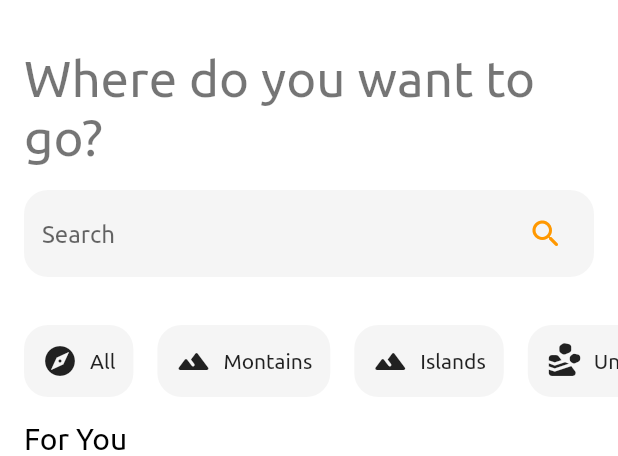
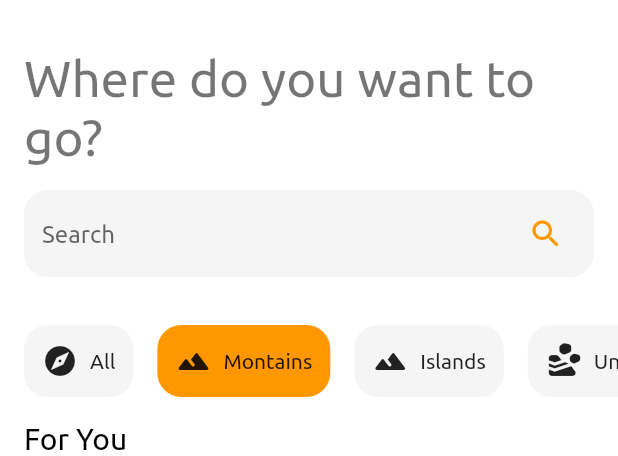
Before and after one commit to rezaageng/adventurers_guild, a Flutter app: the screen it shows after launch, after a tap on "Montains", on a phone screen of 412 x 824 dp, the part 59-515 px from its top. Run offline on Flutter 3.47's test engine with Material 2 defaults, Android fonts, the phone set to English and light mode, and no system bars.

Commit message:
feat(home): :sparkles: add active category color

```diff
--- a/lib/screens/home.dart
+++ b/lib/screens/home.dart
@@ -75,7 +75,7 @@ class _HomeState extends State<Home> {
       physics: const BouncingScrollPhysics(),
       children: [
         const SearchBar(),
-        Categories(_onCategoryChanged),
+        Categories(onCategoryTap: _onCategoryChanged, stateCategory: _category),
         ForYou(title: 'For You', destinations: _destinations),
       ],
     );
--- a/lib/widgets/categories.dart
+++ b/lib/widgets/categories.dart
@@ -1,12 +1,17 @@
-import 'package:adventurers_guild/models/destinations_model.dart';
 import 'package:flutter/material.dart';
 
+import '../models/destinations_model.dart';
 import 'category.dart';
 
 class Categories extends StatelessWidget {
   final Function onCategoryTap;
+  final ECategories stateCategory;
 
-  const Categories(this.onCategoryTap, {Key? key}) : super(key: key);
+  const Categories({
+    Key? key,
+    required this.onCategoryTap,
+    required this.stateCategory,
+  }) : super(key: key);
 
   @override
   Widget build(BuildContext context) {
@@ -23,42 +28,49 @@ class Categories extends StatelessWidget {
               marginLeft: 16,
               onCategoryTap: onCategoryTap,
               category: ECategories.all,
+              stateCategory: stateCategory,
             ),
             Category(
               title: 'Montains',
               icon: Icons.landscape_rounded,
               onCategoryTap: onCategoryTap,
               category: ECategories.mountains,
+              stateCategory: stateCategory,
             ),
             Category(
               title: 'Islands',
               icon: Icons.landscape_rounded,
               onCategoryTap: onCategoryTap,
               category: ECategories.islands,
+              stateCategory: stateCategory,
             ),
             Category(
               title: 'Undergrounds',
               icon: Icons.landslide_rounded,
               onCategoryTap: onCategoryTap,
               category: ECategories.undergrounds,
+              stateCategory: stateCategory,
             ),
             Category(
               title: 'Cliffs',
               icon: Icons.landslide_rounded,
               onCategoryTap: onCategoryTap,
               category: ECategories.cliffs,
+              stateCategory: stateCategory,
             ),
             Category(
               title: 'Mines',
               icon: Icons.landslide_rounded,
               onCategoryTap: onCategoryTap,
               category: ECategories.mines,
+              stateCategory: stateCategory,
             ),
             Category(
               title: 'Ruins',
               icon: Icons.flood_rounded,
               onCategoryTap: onCategoryTap,
               category: ECategories.ruins,
+              stateCategory: stateCategory,
             ),
             Category(
               title: 'Forests',
@@ -66,6 +78,7 @@ class Categories extends StatelessWidget {
               marginRight: 16,
               onCategoryTap: onCategoryTap,
               category: ECategories.forests,
+              stateCategory: stateCategory,
             ),
           ],
         ),
--- a/lib/widgets/category.dart
+++ b/lib/widgets/category.dart
@@ -1,5 +1,5 @@
-import 'package:adventurers_guild/models/destinations_model.dart';
 import 'package:flutter/material.dart';
+import '../models/destinations_model.dart';
 
 class Category extends StatelessWidget {
   final String title;
@@ -8,6 +8,7 @@ class Category extends StatelessWidget {
   final double marginRight;
   final Function onCategoryTap;
   final ECategories category;
+  final ECategories stateCategory;
 
   const Category({
     Key? key,
@@ -17,16 +18,26 @@ class Category extends StatelessWidget {
     this.marginRight = 8,
     required this.onCategoryTap,
     required this.category,
+    required this.stateCategory,
   }) : super(key: key);
+
+  Color _getcolor(BuildContext context) {
+    if (stateCategory == category) {
+      return Theme.of(context).colorScheme.secondary;
+    } else {
+      return Theme.of(context).cardTheme.color as Color;
+    }
+  }
 
   @override
   Widget build(BuildContext context) {
     return Container(
       margin: EdgeInsets.only(left: marginLeft, right: marginRight),
       child: Material(
-        color: Theme.of(context).cardTheme.color,
+        color: _getcolor(context),
         borderRadius: BorderRadius.circular(16),
         child: InkWell(
+          enableFeedback: false,
           borderRadius: BorderRadius.circular(16),
           onTap: (() => onCategoryTap(category)),
           child: Padding(
```
